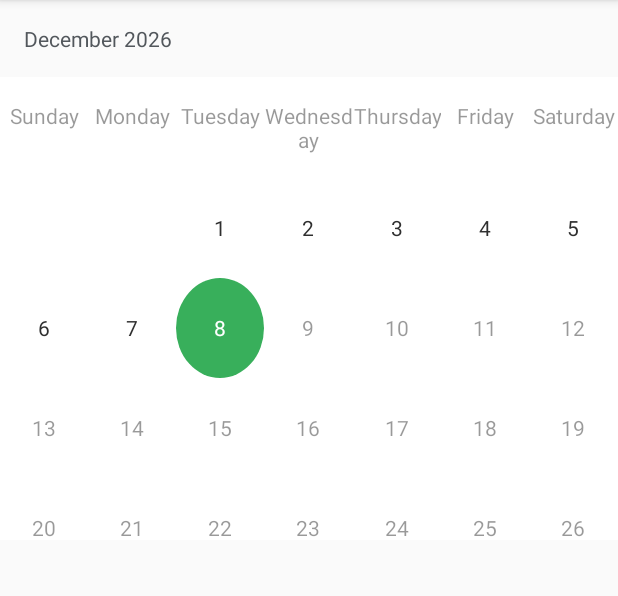
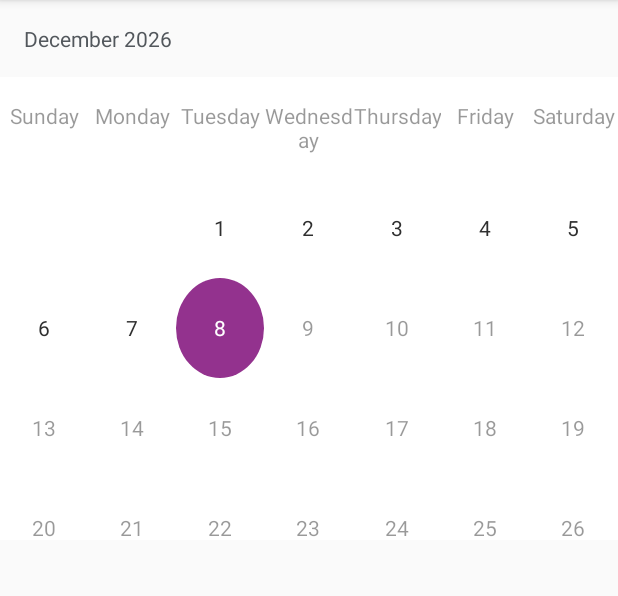
Before and after one commit to wisnukurniawan/date-time-range-picker-android, an Android app: the screen it shows after launch (MainActivity), on a phone screen of 412 x 824 dp, the part 84-680 px from its top. Run offline under Robolectric (Android 15) with nearby library versions, the phone set to English and light mode, and no system bars.

Commit message:
Change green colors to purple

```diff
--- a/datetimerangepickerandroid/src/main/res/values/colors.xml
+++ b/datetimerangepickerandroid/src/main/res/values/colors.xml
@@ -10,8 +10,8 @@
     <color name="calendar_text_title">#52575C</color>
     <color name="calendar_text_day_header">#66000000</color>
 
-    <color name="calendar_selected_day_bg">#38AF5B</color>
-    <color name="calendar_selected_range_bg">#E2F7E8</color>
+    <color name="calendar_selected_day_bg">#93328E</color>
+    <color name="calendar_selected_range_bg">#EEDAEA</color>
     <color name="calendar_inactive_month_bg">#ffd7d9db</color>
     <color name="calendar_active_month_bg">#e91759</color>
     <color name="calendar_highlighted_day_bg">#E1F7E8</color>
```
